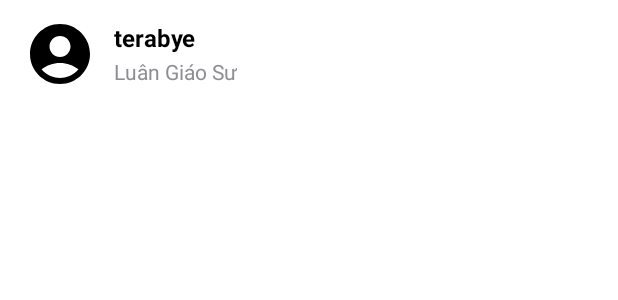
After one commit to TeraBye/LinetaMobileApp, an Android app: the layout item_follow_list.xml on its own in the app's theme, with its tools: preview values and no code run, on a phone screen of 412 x 824 dp. The commit adds this screen. Shown: the top 300 px of the screen. Run offline under Robolectric (Android 15) with nearby library versions, the phone set to English and light mode, and no system bars; network calls fail; Roboto replaces fonts that are not available here.

Commit message:
add follower/following list

```diff
--- a/app/src/main/res/layout/activity_follow_list.xml
+++ b/app/src/main/res/layout/activity_follow_list.xml
@@ -23,8 +23,8 @@
         android:layout_width="match_parent"
         android:layout_height="wrap_content"
         android:background="?attr/colorSurface"
-        app:tabIndicatorColor="?attr/colorPrimary"
-        app:tabSelectedTextColor="?attr/colorPrimary"
+        app:tabIndicatorColor="@color/royal_ant"
+        app:tabSelectedTextColor="@color/royal_ant"
         app:tabTextColor="?android:attr/textColorSecondary" />
 
     <!-- Search Bar -->
--- a/app/src/main/res/layout/fragment_account.xml
+++ b/app/src/main/res/layout/fragment_account.xml
@@ -87,6 +87,7 @@
 
                 <!-- Followers -->
                 <LinearLayout
+                    android:id="@+id/followersLayout"
                     android:layout_width="0dp"
                     android:layout_height="wrap_content"
                     android:layout_weight="1"
@@ -113,6 +114,7 @@
 
                 <!-- Following -->
                 <LinearLayout
+                    android:id="@+id/followingLayout"
                     android:layout_width="0dp"
                     android:layout_height="wrap_content"
                     android:layout_weight="1"
--- /dev/null
+++ b/app/src/main/res/layout/item_follow_list.xml
@@ -0,0 +1,66 @@
+<?xml version="1.0" encoding="utf-8"?>
+<LinearLayout
+    xmlns:android="http://schemas.android.com/apk/res/android"
+    xmlns:app="http://schemas.android.com/apk/res-auto"
+    xmlns:tools="http://schemas.android.com/tools"
+    android:layout_width="match_parent"
+    android:layout_height="wrap_content"
+    android:orientation="horizontal"
+    android:paddingStart="16dp"
+    android:paddingEnd="16dp"
+    android:paddingTop="12dp"
+    android:paddingBottom="12dp"
+    android:gravity="center_vertical"
+    android:background="?attr/selectableItemBackground"
+    android:clickable="true"
+    android:focusable="true">
+
+    <com.google.android.material.imageview.ShapeableImageView
+        android:id="@+id/profilePic"
+        android:layout_width="48dp"
+        android:layout_height="48dp"
+        android:scaleType="centerCrop"
+        android:src="@drawable/default_avatar"
+        app:shapeAppearanceOverlay="@style/CircleImageView" />
+
+    <LinearLayout
+        android:layout_width="0dp"
+        android:layout_height="wrap_content"
+        android:layout_weight="1"
+        android:layout_marginStart="12dp"
+        android:layout_marginEnd="12dp"
+        android:orientation="vertical">
+
+        <TextView
+            android:id="@+id/tvUsername"
+            android:layout_width="wrap_content"
+            android:layout_height="wrap_content"
+            android:textSize="16sp"
+            android:textStyle="bold"
+            android:textColor="@color/black"
+            android:maxLines="1"
+            android:ellipsize="end"
+            tools:text="terabye" />
+
+        <TextView
+            android:id="@+id/tvFullName"
+            android:layout_width="wrap_content"
+            android:layout_height="wrap_content"
+            android:textSize="14sp"
+            android:textColor="@color/gray_dark"
+            android:layout_marginTop="2dp"
+            android:maxLines="1"
+            android:ellipsize="end"
+            tools:text="Luân Giáo Sư" />
+
+    </LinearLayout>
+
+<!--    <Button-->
+<!--        android:id="@+id/btnFollow"-->
+<!--        android:layout_width="wrap_content"-->
+<!--        android:layout_height="wrap_content"-->
+<!--        android:backgroundTint="@color/blue_accent"-->
+<!--        android:text="Follow"-->
+<!--        android:layout_marginEnd="8dp"/>-->
+
+</LinearLayout>
--- a/app/src/main/res/menu/drawer_menu.xml
+++ b/app/src/main/res/menu/drawer_menu.xml
@@ -9,7 +9,7 @@
         <item
             android:id="@+id/drawer_account"
             android:icon="@drawable/baseline_manage_accounts_24"
-            android:title="Frofile"/>
+            android:title="Profile"/>
 
         <item
             android:id="@+id/drawer_search"
--- a/gradle/libs.versions.toml
+++ b/gradle/libs.versions.toml
@@ -1,5 +1,5 @@
 [versions]
-agp = "8.7.3"
+agp = "8.10.1"
 junit = "4.13.2"
 junitVersion = "1.2.1"
 espressoCore = "3.6.1"
```
Also changed, not shown: app/src/main/java/com/example/lineta/Adapter/FollowAdapter.java (added, +146 -0 lines), app/src/main/java/com/example/lineta/Home/HomeViewActivity.java (+6 -1 lines), app/src/main/java/com/example/lineta/Home/profile/AccountFragment.java (+29 -2 lines), app/src/main/java/com/example/lineta/Home/profile/FollowListActivity.java (+172 -70 lines), app/src/main/java/com/example/lineta/dto/response/UserFollowResponse.java (added, +22 -0 lines), app/src/main/java/com/example/lineta/service/FriendService.java (added, +35 -0 lines), app/src/main/res/layout/item_loading.xml (added, +14 -0 lines), gradle/wrapper/gradle-wrapper.properties, 1 other file.
